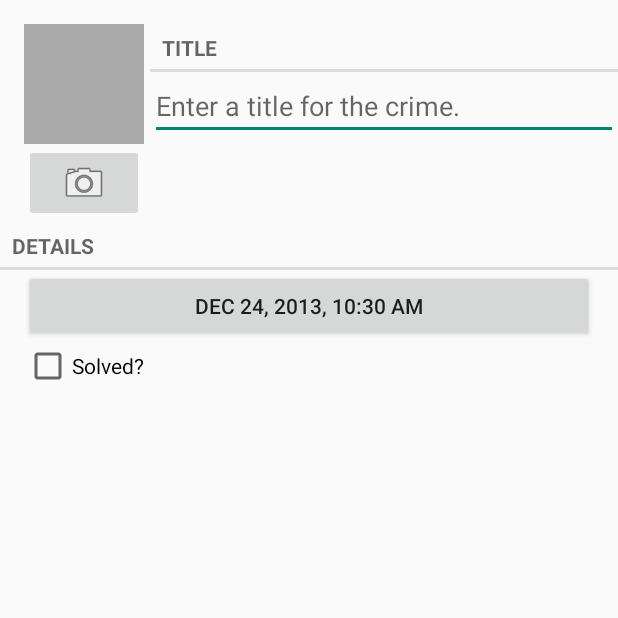
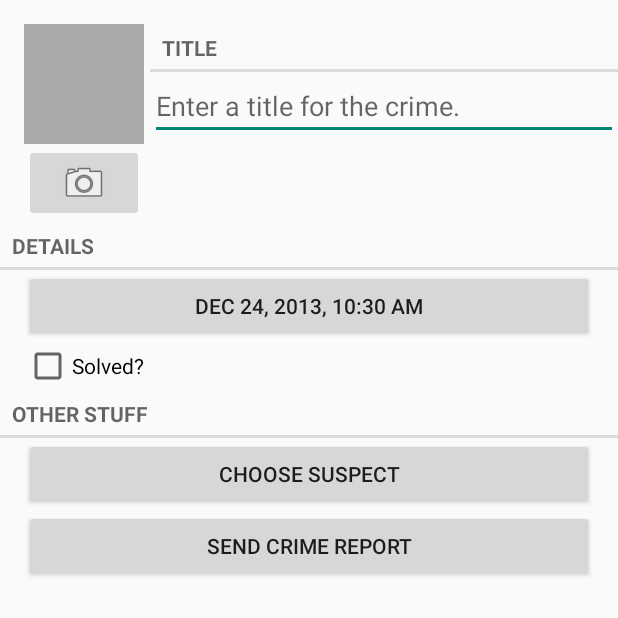
Before and after one commit to justin-mcbride/CriminalIntent, an Android app: the CrimeFragment screen opened directly, with no data from a screen before it, on a phone screen of 412 x 824 dp, the top half of it. Run offline under Robolectric (Android 15) with nearby library versions, the phone set to English and light mode, and no system bars.

Commit message:
update layout page346

```diff
--- a/CriminalIntent/src/main/res/layout-land/fragment_crime.xml
+++ b/CriminalIntent/src/main/res/layout-land/fragment_crime.xml
@@ -63,7 +63,7 @@
     <LinearLayout
         android:orientation="horizontal"
         android:layout_width="fill_parent"
-        android:layout_height="fill_parent"
+        android:layout_height="wrap_content"
         android:layout_marginLeft="16dp"
         android:layout_marginRight="16dp">
 
@@ -81,5 +81,25 @@
             android:layout_weight="1"/>
     </LinearLayout>
 
+    <TextView
+        android:layout_width="match_parent"
+        android:layout_height="wrap_content"
+        android:text="Other Stuff"
+        style="?android:listSeparatorTextViewStyle"/>
+
+    <Button android:id="@+id/crime_suspect_button"
+        android:layout_width="match_parent"
+        android:layout_height="wrap_content"
+        android:text="@string/crime_suspect"
+        android:layout_marginRight="16dp"
+        android:layout_marginLeft="16dp"/>
+
+    <Button android:id="@+id/crime_report_button"
+        android:layout_width="match_parent"
+        android:layout_height="wrap_content"
+        android:text="@string/crime_report"
+        android:layout_marginRight="16dp"
+        android:layout_marginLeft="16dp"/>
+
 
 </LinearLayout>
--- a/CriminalIntent/src/main/res/layout/fragment_crime.xml
+++ b/CriminalIntent/src/main/res/layout/fragment_crime.xml
@@ -74,5 +74,25 @@
         android:layout_marginRight="16dp"
         android:text="@string/crime_solved_label"/>
 
+    <TextView
+        android:layout_width="match_parent"
+        android:layout_height="wrap_content"
+        android:text="Other Stuff"
+        style="?android:listSeparatorTextViewStyle"/>
+
+    <Button android:id="@+id/crime_suspect_button"
+        android:layout_width="match_parent"
+        android:layout_height="wrap_content"
+        android:text="@string/crime_suspect"
+        android:layout_marginRight="16dp"
+        android:layout_marginLeft="16dp"/>
+
+    <Button android:id="@+id/crime_report_button"
+        android:layout_width="match_parent"
+        android:layout_height="wrap_content"
+        android:text="@string/crime_report"
+        android:layout_marginRight="16dp"
+        android:layout_marginLeft="16dp"/>
+
 
 </LinearLayout>
--- a/CriminalIntent/src/main/res/values/strings.xml
+++ b/CriminalIntent/src/main/res/values/strings.xml
@@ -20,6 +20,9 @@
     <string name="delete_crime">Delete</string>
     <string name="delete_photo">Delete Photo</string>
 
+    <string name="crime_suspect">Choose Suspect</string>
+    <string name="crime_report">Send Crime Report</string>
+
 
     <string name="no_items">No items to view right now.\nCreate one now.</string>
     <string name="take">Take!</string>
```
